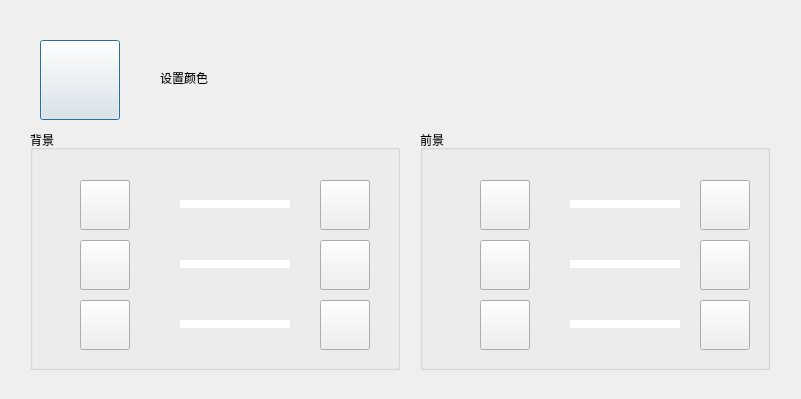
The window that src/XMusic/colordlg.ui (1028417/XMusic) describes before a commit, drawn with Qt 5.
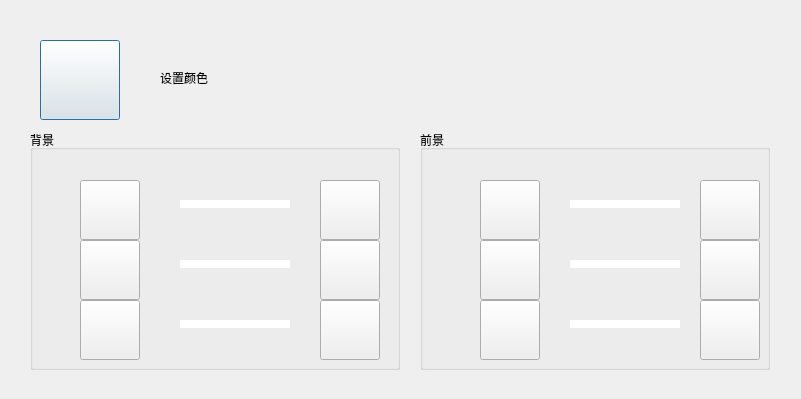
The same window after the commit. Icons and pictures are not drawn. Custom widgets are drawn as their Qt base class.

Diff of the .ui file:
```diff
--- a/src/XMusic/colordlg.ui
+++ b/src/XMusic/colordlg.ui
@@ -146,8 +146,8 @@
      <rect>
       <x>50</x>
       <y>50</y>
-      <width>50</width>
-      <height>50</height>
+      <width>60</width>
+      <height>60</height>
      </rect>
     </property>
     <property name="autoFillBackground">
@@ -174,8 +174,8 @@
      <rect>
       <x>50</x>
       <y>110</y>
-      <width>50</width>
-      <height>50</height>
+      <width>60</width>
+      <height>60</height>
      </rect>
     </property>
     <property name="autoFillBackground">
@@ -202,8 +202,8 @@
      <rect>
       <x>50</x>
       <y>170</y>
-      <width>50</width>
-      <height>50</height>
+      <width>60</width>
+      <height>60</height>
      </rect>
     </property>
     <property name="autoFillBackground">
@@ -230,8 +230,8 @@
      <rect>
       <x>290</x>
       <y>110</y>
-      <width>50</width>
-      <height>50</height>
+      <width>60</width>
+      <height>60</height>
      </rect>
     </property>
     <property name="autoFillBackground">
@@ -258,8 +258,8 @@
      <rect>
       <x>290</x>
       <y>170</y>
-      <width>50</width>
-      <height>50</height>
+      <width>60</width>
+      <height>60</height>
      </rect>
     </property>
     <property name="autoFillBackground">
@@ -286,8 +286,8 @@
      <rect>
       <x>290</x>
       <y>50</y>
-      <width>50</width>
-      <height>50</height>
+      <width>60</width>
+      <height>60</height>
      </rect>
     </property>
     <property name="autoFillBackground">
@@ -402,8 +402,8 @@
      <rect>
       <x>60</x>
       <y>170</y>
-      <width>50</width>
-      <height>50</height>
+      <width>60</width>
+      <height>60</height>
      </rect>
     </property>
     <property name="autoFillBackground">
@@ -430,8 +430,8 @@
      <rect>
       <x>60</x>
       <y>110</y>
-      <width>50</width>
-      <height>50</height>
+      <width>60</width>
+      <height>60</height>
      </rect>
     </property>
     <property name="autoFillBackground">
@@ -458,8 +458,8 @@
      <rect>
       <x>60</x>
       <y>50</y>
-      <width>50</width>
-      <height>50</height>
+      <width>60</width>
+      <height>60</height>
      </rect>
     </property>
     <property name="autoFillBackground">
@@ -486,8 +486,8 @@
      <rect>
       <x>280</x>
       <y>170</y>
-      <width>50</width>
-      <height>50</height>
+      <width>60</width>
+      <height>60</height>
      </rect>
     </property>
     <property name="autoFillBackground">
@@ -514,8 +514,8 @@
      <rect>
       <x>280</x>
       <y>110</y>
-      <width>50</width>
-      <height>50</height>
+      <width>60</width>
+      <height>60</height>
      </rect>
     </property>
     <property name="autoFillBackground">
@@ -542,8 +542,8 @@
      <rect>
       <x>280</x>
       <y>50</y>
-      <width>50</width>
-      <height>50</height>
+      <width>60</width>
+      <height>60</height>
      </rect>
     </property>
     <property name="autoFillBackground">
```
